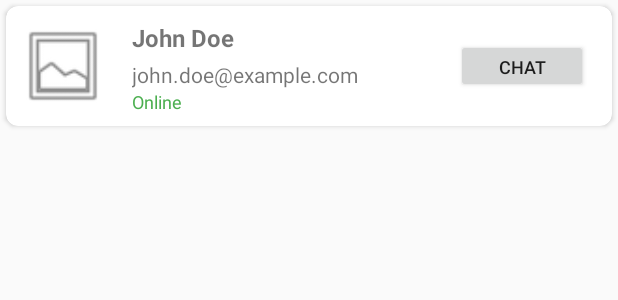
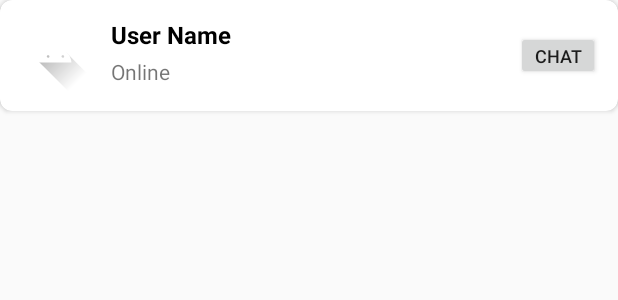
Before and after one commit to hungtd412/Chaspy, an Android app: the layout item_friend.xml on its own in the app's theme, with its tools: preview values and no code run, on a phone screen of 412 x 824 dp. Shown: the top 300 px of the screen. Run offline under Robolectric (Android 15) with nearby library versions, the phone set to English and light mode, and no system bars.

Commit message:
render all friends included their first+last name, avt, status and search friends

```diff
--- a/app/src/main/java/com/example/chaspy/data/model/FriendItem.java
+++ b/app/src/main/java/com/example/chaspy/data/model/FriendItem.java
@@ -3,6 +3,7 @@ package com.example.chaspy.data.model;
 public class FriendItem {
     private String uid;
     private String name;
+    // We'll keep the email field for internal use but not display it
     private String email;
     private String profileImageUrl;
     private boolean isActive;
--- a/app/src/main/java/com/example/chaspy/data/service/ConversationFirebaseService.java
+++ b/app/src/main/java/com/example/chaspy/data/service/ConversationFirebaseService.java
@@ -59,8 +59,8 @@ public class ConversationFirebaseService {
                             @Override
                             public void onDataChange(@NonNull DataSnapshot dataSnapshot) {
                                 if (dataSnapshot.exists()) {
-                                    String firstName = dataSnapshot.child("first_name").getValue(String.class);
-                                    String lastName = dataSnapshot.child("last_name").getValue(String.class);
+                                    String firstName = dataSnapshot.child("firstName").getValue(String.class);
+                                    String lastName = dataSnapshot.child("lastName").getValue(String.class);
                                     String friendUsername = firstName + " " + lastName;
                                     String profilePicUrl = dataSnapshot.child("profilePicUrl").getValue(String.class);
 
--- a/app/src/main/java/com/example/chaspy/ui/view/FriendsActivity.java
+++ b/app/src/main/java/com/example/chaspy/ui/view/FriendsActivity.java
@@ -83,6 +83,8 @@ public class FriendsActivity extends AppCompatActivity {
     }
 
     private void setupSearchView() {
+        searchViewFriends.setQueryHint("Search by name");  // Updated hint
+
         searchViewFriends.setOnQueryTextListener(new SearchView.OnQueryTextListener() {
             @Override
             public boolean onQueryTextSubmit(String query) {
--- a/app/src/main/java/com/example/chaspy/ui/view/fragment/FriendsListFragment.java
+++ b/app/src/main/java/com/example/chaspy/ui/view/fragment/FriendsListFragment.java
@@ -1,6 +1,5 @@
 package com.example.chaspy.ui.view.fragment;
 
-import android.content.Intent;
 import android.os.Bundle;
 import android.util.Log;
 import android.view.LayoutInflater;
@@ -126,11 +125,11 @@ public class FriendsListFragment extends Fragment implements FriendsAdapter.OnFr
                     User friendUser = snapshot.getValue(User.class);
                     if (friendUser != null) {
                         FriendItem friend = new FriendItem(
-                                friendUser.getUid(),
+                                friendId, // Setting the UID explicitly
                                 friendUser.getFullName(),
                                 friendUser.getEmail(),
                                 friendUser.getProfilePicUrl(),
-                                friendUser.isActive()
+                                friendUser.isIs_active() // This field name remains unchanged
                         );
                         friendsList.add(friend);
                     }
--- a/app/src/main/res/layout/item_friend.xml
+++ b/app/src/main/res/layout/item_friend.xml
@@ -4,72 +4,71 @@
     xmlns:tools="http://schemas.android.com/tools"
     android:layout_width="match_parent"
     android:layout_height="wrap_content"
-    android:layout_margin="4dp"
+    android:layout_marginBottom="8dp"
     app:cardCornerRadius="8dp"
     app:cardElevation="2dp">
 
     <androidx.constraintlayout.widget.ConstraintLayout
         android:layout_width="match_parent"
         android:layout_height="wrap_content"
-        android:padding="8dp">
+        android:padding="12dp">
 
         <ImageView
             android:id="@+id/ivFriendProfilePic"
-            android:layout_width="60dp"
-            android:layout_height="60dp"
-            android:scaleType="centerCrop"
-            android:src="@android:drawable/ic_menu_gallery"
+            android:layout_width="50dp"
+            android:layout_height="50dp"
+            app:layout_constraintStart_toStartOf="parent"
+            app:layout_constraintTop_toTopOf="parent"
             app:layout_constraintBottom_toBottomOf="parent"
-            app:layout_constraintStart_toStartOf="parent"
-            app:layout_constraintTop_toTopOf="parent" />
+            tools:src="@drawable/ic_launcher_foreground" />
 
         <TextView
             android:id="@+id/tvFriendName"
             android:layout_width="0dp"
             android:layout_height="wrap_content"
-            android:layout_marginStart="16dp"
-            android:ellipsize="end"
-            android:maxLines="1"
+            android:layout_marginStart="12dp"
             android:textSize="16sp"
             android:textStyle="bold"
+            android:textColor="@android:color/black"
+            app:layout_constraintStart_toEndOf="@+id/ivFriendProfilePic"
+            app:layout_constraintTop_toTopOf="parent"
             app:layout_constraintEnd_toStartOf="@+id/btnChat"
+            tools:text="User Name" />
+
+        <TextView
+            android:id="@+id/tvStatus"
+            android:layout_width="0dp"
+            android:layout_height="wrap_content"
+            android:layout_marginStart="12dp"
+            android:layout_marginTop="4dp"
+            android:textSize="14sp"
             app:layout_constraintStart_toEndOf="@+id/ivFriendProfilePic"
-            app:layout_constraintTop_toTopOf="@+id/ivFriendProfilePic"
-            tools:text="John Doe" />
+            app:layout_constraintTop_toBottomOf="@+id/tvFriendName"
+            app:layout_constraintEnd_toStartOf="@+id/btnChat"
+            tools:text="Online" />
 
+        <!-- Hidden email field (not displayed) -->
         <TextView
             android:id="@+id/tvFriendEmail"
             android:layout_width="0dp"
-            android:layout_height="wrap_content"
-            android:layout_marginTop="4dp"
-            android:ellipsize="end"
-            android:maxLines="1"
-            android:textSize="14sp"
-            app:layout_constraintEnd_toStartOf="@+id/btnChat"
-            app:layout_constraintStart_toStartOf="@+id/tvFriendName"
-            app:layout_constraintTop_toBottomOf="@+id/tvFriendName"
-            tools:text="john.doe@example.com" />
-
-        <TextView
-            android:id="@+id/tvStatus"
-            android:layout_width="wrap_content"
-            android:layout_height="wrap_content"
-            android:text="Online"
-            android:textColor="#4CAF50"
-            android:textSize="12sp"
-            app:layout_constraintStart_toStartOf="@+id/tvFriendEmail"
-            app:layout_constraintTop_toBottomOf="@+id/tvFriendEmail" />
+            android:layout_height="0dp"
+            android:visibility="gone"
+            app:layout_constraintStart_toStartOf="parent"
+            app:layout_constraintTop_toTopOf="parent" />
 
         <Button
             android:id="@+id/btnChat"
             android:layout_width="wrap_content"
-            android:layout_height="36dp"
-            android:layout_marginEnd="8dp"
+            android:layout_height="wrap_content"
             android:text="Chat"
             android:textSize="12sp"
-            app:layout_constraintBottom_toBottomOf="parent"
+            android:paddingHorizontal="12dp"
+            android:paddingVertical="8dp"
+            android:minHeight="0dp"
+            android:minWidth="0dp"
             app:layout_constraintEnd_toEndOf="parent"
-            app:layout_constraintTop_toTopOf="parent" />
+            app:layout_constraintTop_toTopOf="parent"
+            app:layout_constraintBottom_toBottomOf="parent" />
 
     </androidx.constraintlayout.widget.ConstraintLayout>
 </androidx.cardview.widget.CardView>
```
Also changed, not shown: app/src/main/java/com/example/chaspy/data/model/User.java (+16 -7 lines), app/src/main/java/com/example/chaspy/ui/adapter/FriendsAdapter.java (+3 -4 lines), app/src/main/java/data.json (+6 -6 lines).
